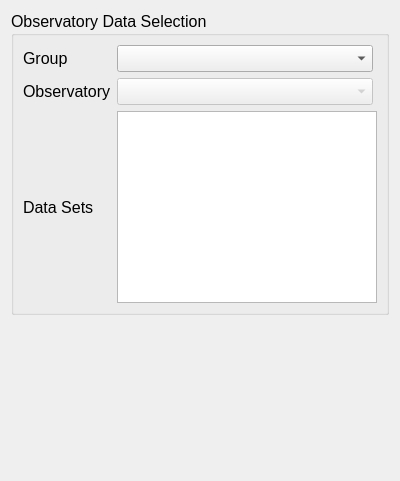
This is plugins/vtkSpaceCraftInfoFilter/ScInfoPropWidget.ui in ghost-kit/archive as Qt 5 draws it before an edit. The edited form follows.
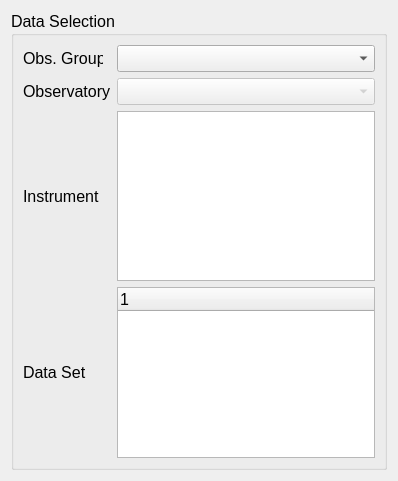
This is the edited form.

Commit message: vtkSpaceCraftInfo: fixed the Data-set selection mechanism.  Need to fix the a few things as noted at the top of ScInfoPropWidget.cpp file.

```diff
--- a/plugins/vtkSpaceCraftInfoFilter/ScInfoPropWidget.ui
+++ b/plugins/vtkSpaceCraftInfoFilter/ScInfoPropWidget.ui
@@ -6,7 +6,7 @@
    <rect>
     <x>0</x>
     <y>0</y>
-    <width>400</width>
+    <width>398</width>
     <height>481</height>
    </rect>
   </property>
@@ -37,35 +37,10 @@
       </font>
      </property>
      <property name="title">
-      <string>Observatory Data Selection</string>
+      <string>Data Selection</string>
      </property>
      <layout class="QGridLayout" name="gridLayout_2">
-      <item row="0" column="2">
-       <widget class="QComboBox" name="Group">
-        <property name="enabled">
-         <bool>true</bool>
-        </property>
-        <property name="maximumSize">
-         <size>
-          <width>256</width>
-          <height>16777215</height>
-         </size>
-        </property>
-        <item>
-         <property name="text">
-          <string/>
-         </property>
-        </item>
-       </widget>
-      </item>
-      <item row="1" column="0">
-       <widget class="QLabel" name="Observatory_Label">
-        <property name="text">
-         <string>Observatory</string>
-        </property>
-       </widget>
-      </item>
-      <item row="2" column="2">
+      <item row="3" column="2">
        <widget class="QListWidget" name="Instruments">
         <property name="selectionMode">
          <enum>QAbstractItemView::MultiSelection</enum>
@@ -75,14 +50,14 @@
         </property>
        </widget>
       </item>
-      <item row="1" column="2">
+      <item row="2" column="2">
        <widget class="QComboBox" name="Observatory">
         <property name="enabled">
          <bool>false</bool>
         </property>
         <property name="maximumSize">
          <size>
-          <width>256</width>
+          <width>265</width>
           <height>16777215</height>
          </size>
         </property>
@@ -93,7 +68,7 @@
         </item>
        </widget>
       </item>
-      <item row="0" column="0">
+      <item row="1" column="0">
        <widget class="QLabel" name="Group_Label">
         <property name="maximumSize">
          <size>
@@ -102,17 +77,61 @@
          </size>
         </property>
         <property name="text">
-         <string>Group</string>
+         <string>Obs. Group</string>
         </property>
        </widget>
       </item>
+      <item row="1" column="2">
+       <widget class="QComboBox" name="Group">
+        <property name="enabled">
+         <bool>true</bool>
+        </property>
+        <property name="maximumSize">
+         <size>
+          <width>265</width>
+          <height>16777215</height>
+         </size>
+        </property>
+        <item>
+         <property name="text">
+          <string/>
+         </property>
+        </item>
+       </widget>
+      </item>
       <item row="2" column="0">
-       <widget class="QLabel" name="Instrument_Label">
+       <widget class="QLabel" name="Observatory_Label">
         <property name="text">
-         <string>Data Sets</string>
+         <string>Observatory</string>
         </property>
        </widget>
       </item>
+      <item row="3" column="0">
+       <widget class="QLabel" name="Instruments_Label">
+        <property name="text">
+         <string>Instrument</string>
+        </property>
+       </widget>
+      </item>
+      <item row="4" column="0">
+       <widget class="QLabel" name="DataSet_Label">
+        <property name="text">
+         <string>Data Set</string>
+        </property>
+       </widget>
+      </item>
+      <item row="4" column="2">
+       <widget class="QTreeWidget" name="DataSet">
+        <property name="selectionMode">
+         <enum>QAbstractItemView::MultiSelection</enum>
+        </property>
+        <column>
+         <property name="text">
+          <string notr="true">1</string>
+         </property>
+        </column>
+       </widget>
+      </item>
      </layout>
      <zorder>Group</zorder>
      <zorder>Observatory</zorder>
```
Left out of the diff: 4 changed lines with no effect on the pictures. The commit also changes 3 other files.
